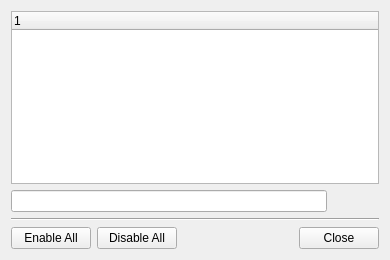
Stkai/BeeBEEP, file src/desktop/GuiPluginManager.ui: the form before one commit.
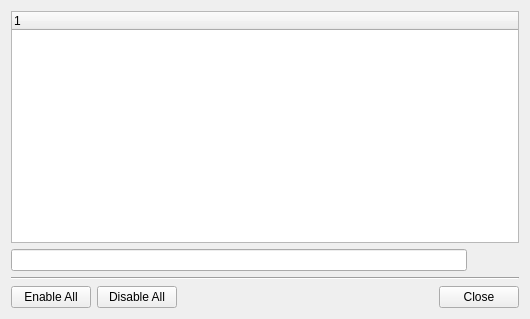
The form after the commit. Icons and pictures are not drawn.

Patch:
```diff
--- a/src/desktop/GuiPluginManager.ui
+++ b/src/desktop/GuiPluginManager.ui
@@ -6,8 +6,8 @@
    <rect>
     <x>0</x>
     <y>0</y>
-    <width>390</width>
-    <height>260</height>
+    <width>530</width>
+    <height>319</height>
    </rect>
   </property>
   <property name="windowTitle">
```
